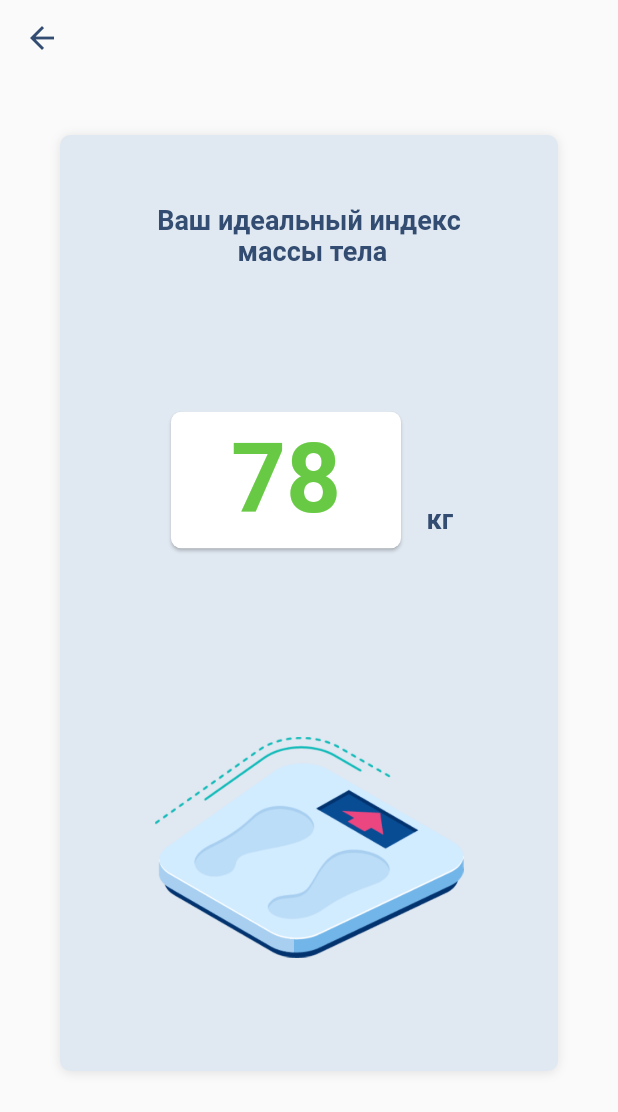
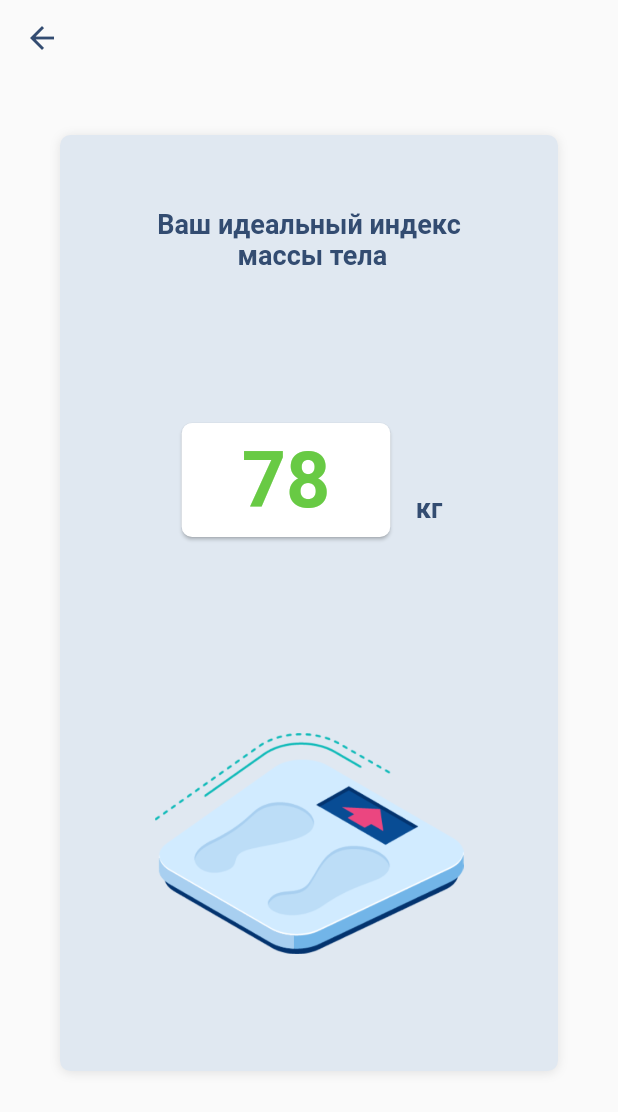
Before and after one commit to cr0manty/Health_Balance, a Flutter app: the HomeScreen screen opened by its route, after a tap on "Вес", on a phone screen of 412 x 824 dp. Shown: the top 1112 px of the screen. Run offline on Flutter 3.47's test engine with Material 2 defaults, Android fonts, the light colour scheme and no system bars; our stand-ins replace bloc, equatable, flutter_bloc, flutter_svg, formz, freezed_annotation and 1 more; accounts and stored records are empty; generated files the repository leaves out were written again; Roboto replaces fonts that are missing (SF Pro Display); statements that could not run were skipped.

Commit message:
small fixes

```diff
--- a/lib/router/navigation.dart
+++ b/lib/router/navigation.dart
@@ -40,8 +40,8 @@ class NavigationManager {
     );
   }
 
-  Future<dynamic> pushReplacement(Route route) {
-    return _navigatorKey.currentState.pushReplacement(route);
+  Future<dynamic> pushReplacement(String route) {
+    return _navigatorKey.currentState.pushReplacementNamed(route);
   }
 
   void popUntilAndPushNamed(
--- a/lib/screens/activity/activity_item.dart
+++ b/lib/screens/activity/activity_item.dart
@@ -68,9 +68,9 @@ class ActivityItemScreen extends StatelessWidget {
                           ),
                           child: Text(
                             activity.mainValue(),
-                            style: const TextStyle(
-                              color: Color(0xff68ca44),
-                              fontSize: 64,
+                            style: TextStyle(
+                              color: const Color(0xff68ca44),
+                              fontSize: MediaQuery.of(context).size.width / 8,
                               fontWeight: FontWeight.w600,
                             ),
                           ),
--- a/lib/screens/user_data/user_addition_info.dart
+++ b/lib/screens/user_data/user_addition_info.dart
@@ -52,6 +52,7 @@ class _UserAdditionInfoScreenState extends State<UserAdditionInfoScreen> {
       );
 
   void _nextStep() {
+    FocusScope.of(context).unfocus();
     _userAdditionDataBLoC.add(
       const UserAdditionDataEvent.submit(),
     );
@@ -91,6 +92,8 @@ class _UserAdditionInfoScreenState extends State<UserAdditionInfoScreen> {
     return Scaffold(
       backgroundColor: AppColors.background,
       body: BlocListener<UserBLoC, UserState>(
+        listenWhen: (previous, current) =>
+            NavigationManager.instance.route != '/',
         listener: (context, state) {
           if (state is ExistFullUserState) {
             NavigationManager.instance.pushNamedAndRemoveUntil('/');
--- a/lib/src/repositories/user_repository.dart
+++ b/lib/src/repositories/user_repository.dart
@@ -4,7 +4,7 @@ import 'package:hive/hive.dart';
 
 class UserRepository {
   const UserRepository();
-  static const _boxName = 'user_repo';
+  static const _boxName = 'user_repo2';
 
   Future<User> getUser() async {
     final Box box = await Hive.openBox(_boxName);
```
Also changed, not shown: lib/screens/user_data/user_info.dart (+9 -1 lines), lib/widgets/inputs/text_input.dart (+4 -3 lines).
